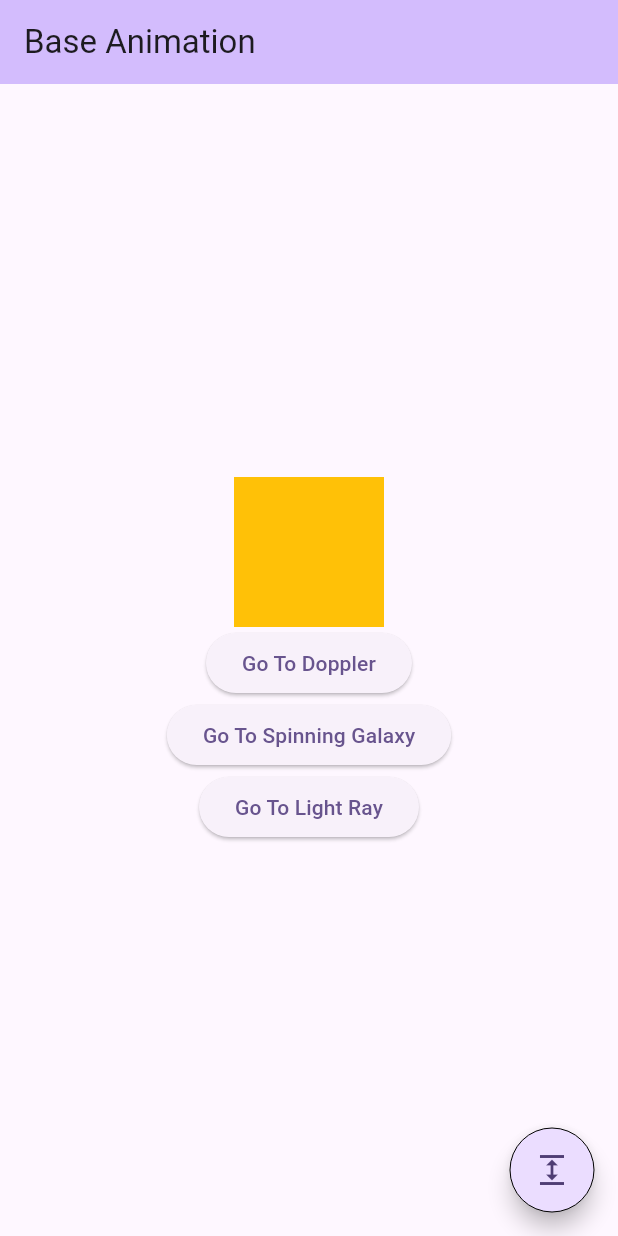
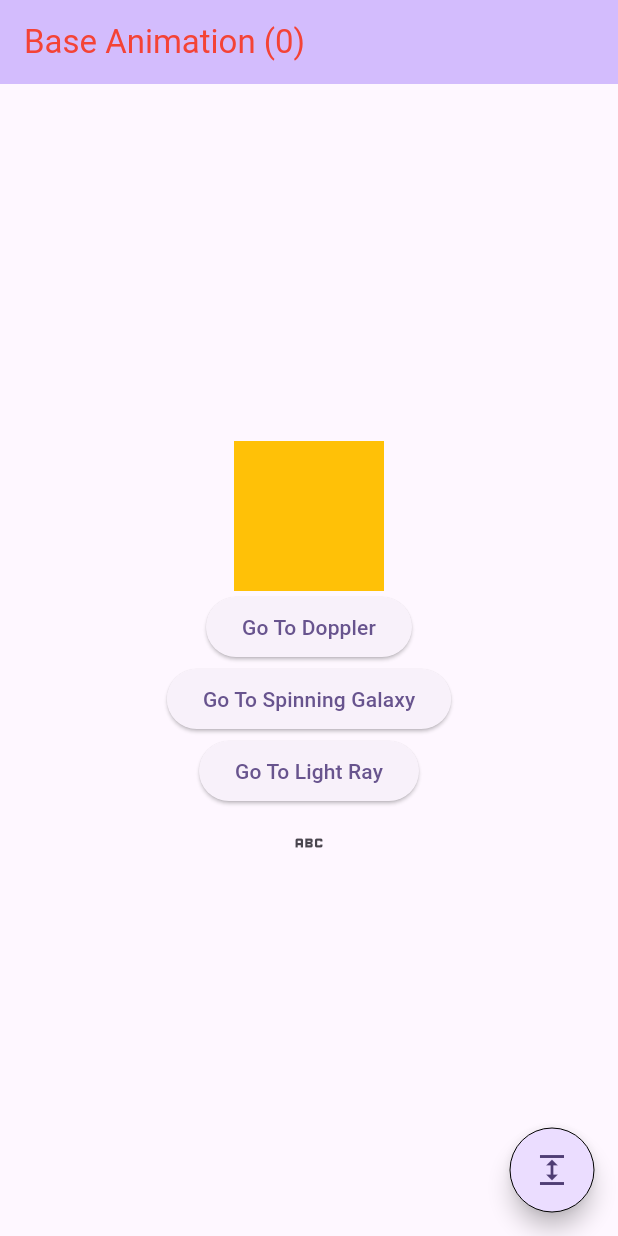
Before and after one commit to Gaurav4604/flutterRepo, a Flutter app: the screen it shows after launch, on a phone screen of 412 x 824 dp. Run offline on Flutter 3.47's test engine with Material 3 defaults, Android fonts, the phone set to English and light mode, and no system bars; our stand-ins replace cached_network_image, camera, flutter_spinkit, google_fonts, sqflite, transparent_image and 1 more; accounts and stored records are empty.

Commit message:
custom implicit animation

```diff
--- /dev/null
+++ b/flutter-new/transitions_animations/lib/headline.dart
@@ -0,0 +1,40 @@
+import 'package:flutter/material.dart';
+
+class Headline extends ImplicitlyAnimatedWidget {
+  final String text;
+  final int index;
+  const Headline({Key? key, required this.text, required this.index})
+      : super(
+            key: key,
+            duration: const Duration(seconds: 1),
+            curve: Curves.easeIn);
+
+  Color get targetColor => index == 0 ? Colors.red : Colors.green;
+
+  @override
+  HeadlineState createState() => HeadlineState();
+}
+
+class HeadlineState extends ImplicitlyAnimatedWidgetState<Headline> {
+  ColorTween? _colorTween;
+
+  @override
+  void initState() {
+    animation.addStatusListener((status) => print(status));
+    super.initState();
+  }
+
+  @override
+  void forEachTween(TweenVisitor<dynamic> visitor) {
+    _colorTween = visitor(_colorTween, widget.targetColor,
+        (dynamic color) => ColorTween(begin: color)) as ColorTween;
+  }
+
+  @override
+  Widget build(BuildContext context) {
+    return Text(
+      '${widget.text} (${widget.index})',
+      style: TextStyle(color: _colorTween?.evaluate(animation)),
+    );
+  }
+}
--- a/flutter-new/transitions_animations/lib/main.dart
+++ b/flutter-new/transitions_animations/lib/main.dart
@@ -2,6 +2,7 @@ import 'package:flutter/material.dart';
 import 'package:transitions_animations/custom_animated_widget.dart';
 import 'package:transitions_animations/doppler_based_color_animation.dart';
 import 'package:transitions_animations/galaxy_spin.dart';
+import 'package:transitions_animations/headline.dart';
 
 void main() {
   runApp(const MyApp());
@@ -20,24 +21,13 @@ class MyApp extends StatelessWidget {
         useMaterial3: true,
       ),
       debugShowCheckedModeBanner: false,
-      home: const HomePage(title: 'Base Animation'),
+      home: const HomePage(),
     );
   }
 }
 
 class HomePage extends StatefulWidget {
-  const HomePage({super.key, required this.title});
-
-  // This widget is the home page of your application. It is stateful, meaning
-  // that it has a State object (defined below) that contains fields that affect
-  // how it looks.
-
-  // This class is the configuration for the state. It holds the values (in this
-  // case the title) provided by the parent (in this case the App widget) and
-  // used by the build method of the State. Fields in a Widget subclass are
-  // always marked "final".
-
-  final String title;
+  const HomePage({super.key});
 
   @override
   State<HomePage> createState() => _HomePageState();
@@ -45,13 +35,14 @@ class HomePage extends StatefulWidget {
 
 class _HomePageState extends State<HomePage> {
   bool expand = false;
+  int index = 0;
 
   @override
   Widget build(BuildContext context) {
     return Scaffold(
       appBar: AppBar(
         backgroundColor: Theme.of(context).colorScheme.inversePrimary,
-        title: Text(widget.title),
+        title: Headline(text: "Base Animation", index: index),
       ),
       body: Center(
         child: Column(
@@ -85,7 +76,12 @@ class _HomePageState extends State<HomePage> {
                     builder: (context) => const LightRayTransition(),
                   ));
                 },
-                child: const Text("Go To Light Ray"))
+                child: const Text("Go To Light Ray")),
+            IconButton(
+                onPressed: () => setState(() {
+                      index = index == 0 ? 1 : 0;
+                    }),
+                icon: const Icon(Icons.abc))
           ],
         ),
       ),
```
